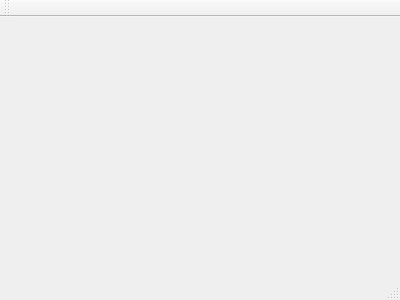
Qt form belajar_checkBox/mainwindow.ui (kodeepic/Belajar_Git) before a commit.
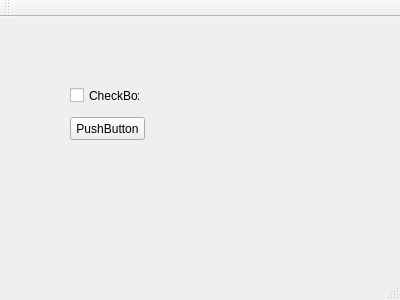
The same form after that commit.

The edit to the form file:
```diff
--- a/belajar_checkBox/mainwindow.ui
+++ b/belajar_checkBox/mainwindow.ui
@@ -12,13 +12,55 @@
   <property name="windowTitle" >
    <string>MainWindow</string>
   </property>
-  <widget class="QMenuBar" name="menuBar" />
-  <widget class="QToolBar" name="mainToolBar" />
-  <widget class="QWidget" name="centralWidget" />
-  <widget class="QStatusBar" name="statusBar" />
+  <widget class="QWidget" name="centralWidget">
+   <widget class="QCheckBox" name="checkBox">
+    <property name="geometry">
+     <rect>
+      <x>70</x>
+      <y>70</y>
+      <width>70</width>
+      <height>17</height>
+     </rect>
+    </property>
+    <property name="text">
+     <string>CheckBox</string>
+    </property>
+   </widget>
+   <widget class="QPushButton" name="pushButton">
+    <property name="geometry">
+     <rect>
+      <x>70</x>
+      <y>100</y>
+      <width>75</width>
+      <height>23</height>
+     </rect>
+    </property>
+    <property name="text">
+     <string>PushButton</string>
+    </property>
+   </widget>
+  </widget>
+  <widget class="QMenuBar" name="menuBar">
+   <property name="geometry">
+    <rect>
+     <x>0</x>
+     <y>0</y>
+     <width>400</width>
+     <height>21</height>
+    </rect>
+   </property>
+  </widget>
+  <widget class="QToolBar" name="mainToolBar">
+   <attribute name="toolBarArea">
+    <enum>TopToolBarArea</enum>
+   </attribute>
+   <attribute name="toolBarBreak">
+    <bool>false</bool>
+   </attribute>
+  </widget>
+  <widget class="QStatusBar" name="statusBar"/>
  </widget>
- <layoutDefault spacing="6" margin="11" />
- <pixmapfunction></pixmapfunction>
+ <layoutdefault spacing="6" margin="11"/>
  <resources/>
  <connections/>
 </ui>
```
Left out of the diff: 7 changed lines with no effect on the pictures.
